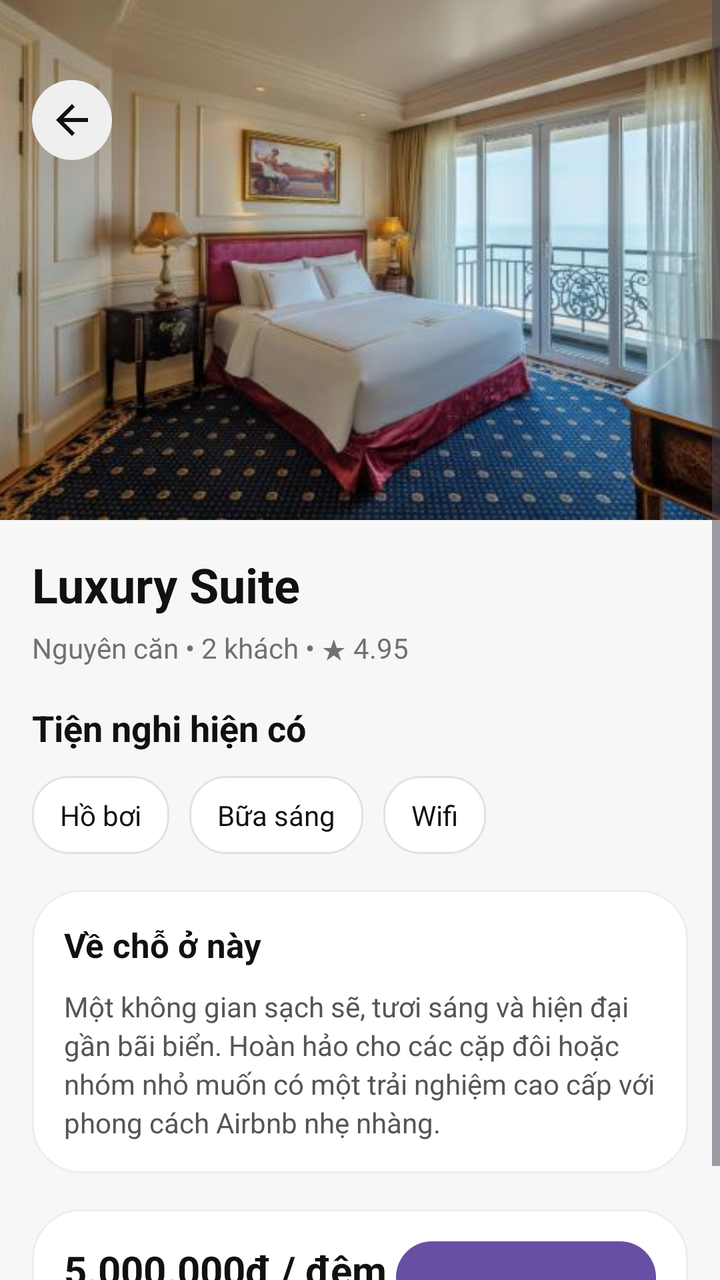
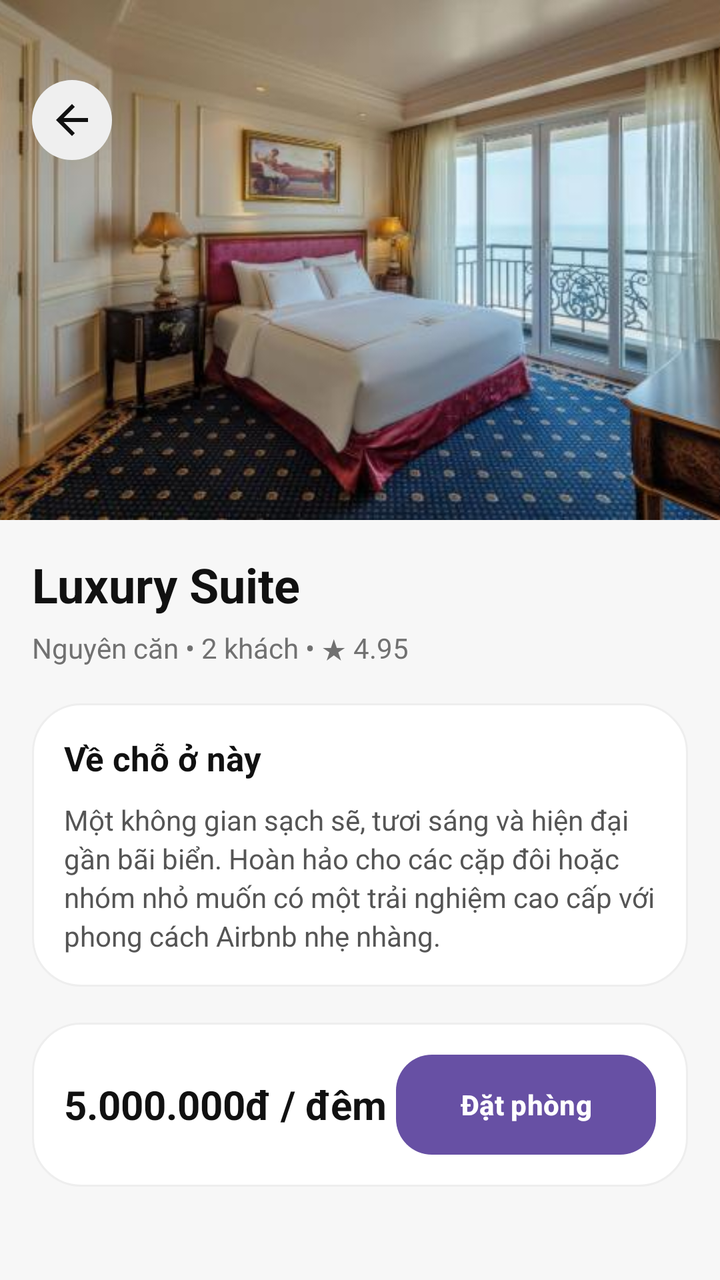

Compare the two renders of this Android layout. The source of the first and the diff that turns it into the second are given below.
<!-- AndroidManifest.xml: application theme Theme.HotelManagement -->
<!-- res/layout/activity_room_detail.xml -->
<?xml version="1.0" encoding="utf-8"?>
<ScrollView xmlns:android="http://schemas.android.com/apk/res/android"
    xmlns:app="http://schemas.android.com/apk/res-auto"
    android:layout_width="match_parent"
    android:layout_height="match_parent"
    android:background="#F7F7F7">

    <LinearLayout
        android:layout_width="match_parent"
        android:layout_height="wrap_content"
        android:orientation="vertical">

        <FrameLayout
            android:layout_width="match_parent"
            android:layout_height="260dp">

            <ImageView
                android:id="@+id/imgRoomDetail"
                android:layout_width="match_parent"
                android:layout_height="match_parent"
                android:scaleType="centerCrop"
                android:src="@drawable/vungtau_1" />

            <ImageView
                android:id="@+id/btnBackRoomDetail"
                android:layout_width="40dp"
                android:layout_height="40dp"
                android:layout_marginStart="16dp"
                android:layout_marginTop="40dp"
                android:background="@drawable/bg_airbnb_circle_light"
                android:clickable="true"
                android:focusable="true"
                android:padding="8dp"
                android:src="@drawable/ic_back"
                app:tint="#111111" />
        </FrameLayout>

        <LinearLayout
            android:layout_width="match_parent"
            android:layout_height="wrap_content"
            android:orientation="vertical"
            android:padding="16dp">

            <TextView
                android:id="@+id/tvTitleDetail"
                android:layout_width="wrap_content"
                android:layout_height="wrap_content"
                android:text="Luxury Suite"
                android:textColor="#111111"
                android:textSize="24sp"
                android:textStyle="bold" />

            <TextView
                android:id="@+id/tvMetaDetail"
                android:layout_width="wrap_content"
                android:layout_height="wrap_content"
                android:layout_marginTop="6dp"
                android:text="Nguyên căn • 2 khách • ★ 4.95"
                android:textColor="#717171"
                android:textSize="14sp" />

            <TextView
                android:layout_width="wrap_content"
                android:layout_height="wrap_content"
                android:layout_marginTop="18dp"
                android:text="Tiện nghi hiện có"
                android:textColor="#111111"
                android:textSize="18sp"
                android:textStyle="bold" />

            <LinearLayout
                android:layout_width="match_parent"
                android:layout_height="wrap_content"
                android:layout_marginTop="12dp"
                android:orientation="horizontal">

                <TextView
                    android:layout_width="wrap_content"
                    android:layout_height="wrap_content"
                    android:layout_marginEnd="10dp"
                    android:background="@drawable/bg_airbnb_chip"
                    android:paddingLeft="14dp"
                    android:paddingTop="10dp"
                    android:paddingRight="14dp"
                    android:paddingBottom="10dp"
                    android:text="Hồ bơi"
                    android:textColor="#111111" />

                <TextView
                    android:layout_width="wrap_content"
                    android:layout_height="wrap_content"
                    android:layout_marginEnd="10dp"
                    android:background="@drawable/bg_airbnb_chip"
                    android:paddingLeft="14dp"
                    android:paddingTop="10dp"
                    android:paddingRight="14dp"
                    android:paddingBottom="10dp"
                    android:text="Bữa sáng"
                    android:textColor="#111111" />

                <TextView
                    android:layout_width="wrap_content"
                    android:layout_height="wrap_content"
                    android:background="@drawable/bg_airbnb_chip"
                    android:paddingLeft="14dp"
                    android:paddingTop="10dp"
                    android:paddingRight="14dp"
                    android:paddingBottom="10dp"
                    android:text="Wifi"
                    android:textColor="#111111" />
            </LinearLayout>

            <LinearLayout
                android:layout_width="match_parent"
                android:layout_height="wrap_content"
                android:layout_marginTop="18dp"
                android:background="@drawable/bg_airbnb_card"
                android:orientation="vertical"
                android:padding="16dp">

                <TextView
                    android:layout_width="wrap_content"
                    android:layout_height="wrap_content"
                    android:text="Về chỗ ở này"
                    android:textColor="#111111"
                    android:textSize="17sp"
                    android:textStyle="bold" />

                <TextView
                    android:layout_width="match_parent"
                    android:layout_height="wrap_content"
                    android:layout_marginTop="10dp"
                    android:lineSpacingExtra="3dp"
                    android:text="Một không gian sạch sẽ, tươi sáng và hiện đại gần bãi biển. Hoàn hảo cho các cặp đôi hoặc nhóm nhỏ muốn có một trải nghiệm cao cấp với phong cách Airbnb nhẹ nhàng."
                    android:textColor="#555555"
                    android:textSize="14sp" />
            </LinearLayout>

            <LinearLayout
                android:layout_width="match_parent"
                android:layout_height="wrap_content"
                android:layout_marginTop="18dp"
                android:background="@drawable/bg_airbnb_card"
                android:gravity="center_vertical"
                android:orientation="horizontal"
                android:padding="16dp">

                <LinearLayout
                    android:layout_width="0dp"
                    android:layout_height="wrap_content"
                    android:layout_weight="1"
                    android:orientation="vertical">

                    <TextView
                        android:id="@+id/tvPriceDetail"
                        android:layout_width="wrap_content"
                        android:layout_height="wrap_content"
                        android:text="5.000.000đ / đêm"
                        android:textColor="#111111"
                        android:textSize="20sp"
                        android:textStyle="bold" />

                    <TextView
                        android:layout_width="wrap_content"
                        android:layout_height="wrap_content"
                        android:layout_marginTop="4dp"
                        android:text="20 thg 8 - 22 thg 8"
                        android:textColor="#717171"
                        android:textSize="13sp" />
                </LinearLayout>

                <Button
                    android:id="@+id/btnReserveRoom"
                    android:layout_width="130dp"
                    android:layout_height="50dp"
                    android:background="@drawable/bg_airbnb_button"
                    android:text="Đặt phòng"
                    android:textAllCaps="false"
                    android:textColor="#FFFFFF"
                    android:textStyle="bold" />
            </LinearLayout>

        </LinearLayout>
    </LinearLayout>
</ScrollView>
<!-- resources referenced by this layout -->
<resources>
  <!-- drawable bg_airbnb_button (drawable) -->
  <?xml version="1.0" encoding="utf-8"?>
  <shape xmlns:android="http://schemas.android.com/apk/res/android">
      <solid android:color="#FF385C" />
      <corners android:radius="18dp" />
  </shape>
  <!-- drawable bg_airbnb_card (drawable) -->
  <?xml version="1.0" encoding="utf-8"?>
  <shape xmlns:android="http://schemas.android.com/apk/res/android">
      <solid android:color="#FFFFFF" />
      <stroke
          android:width="1dp"
          android:color="#EEEEEE" />
      <corners android:radius="24dp" />
  </shape>
  <!-- drawable bg_airbnb_chip (drawable) -->
  <?xml version="1.0" encoding="utf-8"?>
  <shape xmlns:android="http://schemas.android.com/apk/res/android">
      <solid android:color="#FFFFFF" />
      <stroke
          android:width="1dp"
          android:color="#E2E2E2" />
      <corners android:radius="18dp" />
  </shape>
  <!-- drawable bg_airbnb_circle_light (drawable) -->
  <?xml version="1.0" encoding="utf-8"?>
  <shape xmlns:android="http://schemas.android.com/apk/res/android">
      <solid android:color="#EFEFEF" />
      <corners android:radius="22dp" />
  </shape>
  <!-- drawable ic_back (drawable) -->
  <vector xmlns:android="http://schemas.android.com/apk/res/android"
      android:width="24dp"
      android:height="24dp"
      android:viewportWidth="24"
      android:viewportHeight="24">
    <path
        android:fillColor="#FF000000"
        android:pathData="M20,11H7.83l5.59,-5.59L12,4l-8,8 8,8 1.41,-1.41L7.83,13H20v-2z"/>
  </vector>
  <!-- drawable vungtau_1: jpg bitmap (drawable, 29319 bytes) -->
  <style name="Theme.HotelManagement" parent="Base.Theme.HotelManagement" />
  <style name="Base.Theme.HotelManagement" parent="Theme.Material3.DayNight.NoActionBar">
          
          
      </style>
</resources>

<!-- the commit's change to res/layout/activity_room_detail.xml (unified diff, before → after) -->
@@ -59,57 +59,6 @@
                 android:textColor="#717171"
                 android:textSize="14sp" />
 
-            <TextView
-                android:layout_width="wrap_content"
-                android:layout_height="wrap_content"
-                android:layout_marginTop="18dp"
-                android:text="Tiện nghi hiện có"
-                android:textColor="#111111"
-                android:textSize="18sp"
-                android:textStyle="bold" />
-
-            <LinearLayout
-                android:layout_width="match_parent"
-                android:layout_height="wrap_content"
-                android:layout_marginTop="12dp"
-                android:orientation="horizontal">
-
-                <TextView
-                    android:layout_width="wrap_content"
-                    android:layout_height="wrap_content"
-                    android:layout_marginEnd="10dp"
-                    android:background="@drawable/bg_airbnb_chip"
-                    android:paddingLeft="14dp"
-                    android:paddingTop="10dp"
-                    android:paddingRight="14dp"
-                    android:paddingBottom="10dp"
-                    android:text="Hồ bơi"
-                    android:textColor="#111111" />
-
-                <TextView
-                    android:layout_width="wrap_content"
-                    android:layout_height="wrap_content"
-                    android:layout_marginEnd="10dp"
-                    android:background="@drawable/bg_airbnb_chip"
-                    android:paddingLeft="14dp"
-                    android:paddingTop="10dp"
-                    android:paddingRight="14dp"
-                    android:paddingBottom="10dp"
-                    android:text="Bữa sáng"
-                    android:textColor="#111111" />
-
-                <TextView
-                    android:layout_width="wrap_content"
-                    android:layout_height="wrap_content"
-                    android:background="@drawable/bg_airbnb_chip"
-                    android:paddingLeft="14dp"
-                    android:paddingTop="10dp"
-                    android:paddingRight="14dp"
-                    android:paddingBottom="10dp"
-                    android:text="Wifi"
-                    android:textColor="#111111" />
-            </LinearLayout>
-
             <LinearLayout
                 android:layout_width="match_parent"
                 android:layout_height="wrap_content"
@@ -137,6 +86,61 @@
             </LinearLayout>
 
             <LinearLayout
+                android:id="@+id/cardRoomServices"
+                android:layout_width="match_parent"
+                android:layout_height="wrap_content"
+                android:layout_marginTop="18dp"
+                android:background="@drawable/bg_airbnb_card"
+                android:orientation="vertical"
+                android:padding="16dp"
+                android:visibility="gone">
+
+                <TextView
+                    android:layout_width="wrap_content"
+                    android:layout_height="wrap_content"
+                    android:text="Dịch vụ / tiện nghi"
+                    android:textColor="#111111"
+                    android:textSize="17sp"
+                    android:textStyle="bold" />
+
+                <TextView
+                    android:id="@+id/tvRoomServices"
+                    android:layout_width="match_parent"
+                    android:layout_height="wrap_content"
+                    android:layout_marginTop="10dp"
+                    android:lineSpacingExtra="3dp"
+                    android:textColor="#555555"
+                    android:textSize="14sp" />
+            </LinearLayout>
+
+            <LinearLayout
+                android:id="@+id/cardRoomReviews"
+                android:layout_width="match_parent"
+                android:layout_height="wrap_content"
+                android:layout_marginTop="18dp"
+                android:background="@drawable/bg_airbnb_card"
+                android:orientation="vertical"
+                android:padding="16dp"
+                android:visibility="gone">
+
+                <TextView
+                    android:id="@+id/tvRoomReviewsTitle"
+                    android:layout_width="wrap_content"
+                    android:layout_height="wrap_content"
+                    android:text="Nhận xét"
+                    android:textColor="#111111"
+                    android:textSize="17sp"
+                    android:textStyle="bold" />
+
+                <LinearLayout
+                    android:id="@+id/layoutRoomReviews"
+                    android:layout_width="match_parent"
+                    android:layout_height="wrap_content"
+                    android:layout_marginTop="10dp"
+                    android:orientation="vertical" />
+            </LinearLayout>
+
+            <LinearLayout
                 android:layout_width="match_parent"
                 android:layout_height="wrap_content"
                 android:layout_marginTop="18dp"
@@ -159,14 +163,6 @@
                         android:textColor="#111111"
                         android:textSize="20sp"
                         android:textStyle="bold" />
-
-                    <TextView
-                        android:layout_width="wrap_content"
-                        android:layout_height="wrap_content"
-                        android:layout_marginTop="4dp"
-                        android:text="20 thg 8 - 22 thg 8"
-                        android:textColor="#717171"
-                        android:textSize="13sp" />
                 </LinearLayout>
 
                 <Button
<!-- resource entries referenced after the edit -->
@@ -14,15 +14,6 @@
           android:width="1dp"
           android:color="#EEEEEE" />
       <corners android:radius="24dp" />
-  </shape>
-  <!-- drawable bg_airbnb_chip (drawable) -->
-  <?xml version="1.0" encoding="utf-8"?>
-  <shape xmlns:android="http://schemas.android.com/apk/res/android">
-      <solid android:color="#FFFFFF" />
-      <stroke
-          android:width="1dp"
-          android:color="#E2E2E2" />
-      <corners android:radius="18dp" />
   </shape>
   <!-- drawable bg_airbnb_circle_light (drawable) -->
   <?xml version="1.0" encoding="utf-8"?>
